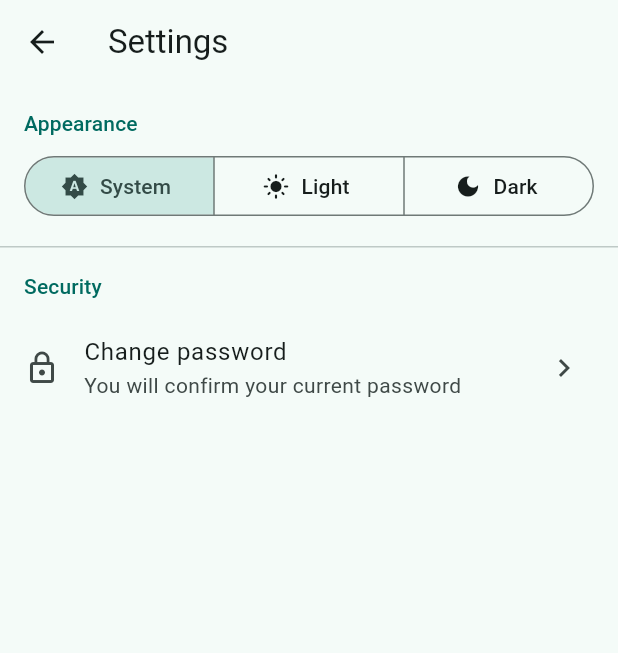
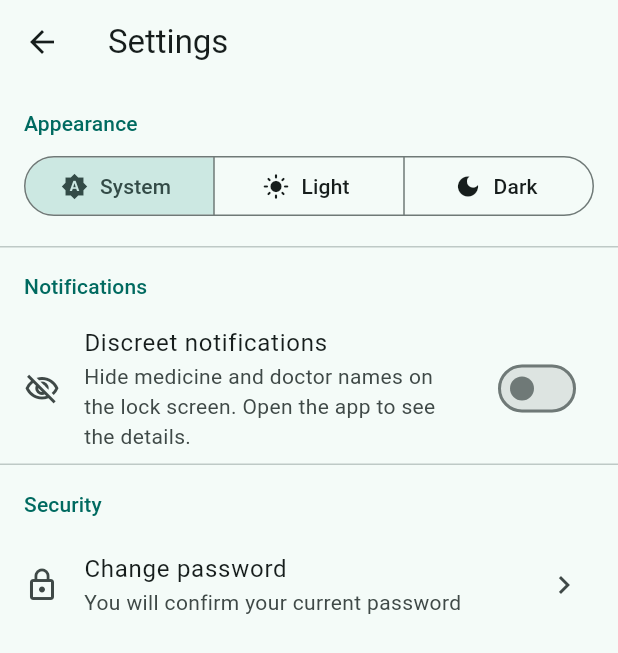
Before and after one commit to yoadin/MedTrack, a Flutter app: the SettingsScreen screen opened directly, on a phone screen of 412 x 824 dp. Shown: the top 653 px of the screen. Run offline on Flutter 3.47's test engine with Material 3 defaults, Android fonts, the phone set to English and light mode, and no system bars; our stand-ins replace cloud_firestore, firebase_auth, firebase_core, flutter_local_notifications, pdf, printing and 2 more; accounts and stored records are empty; project files that could hold a hidden picture were left out.

Commit message:
feat: implement discreet notifications feature and update settings

```diff
--- a/lib/screens/profile_screen.dart
+++ b/lib/screens/profile_screen.dart
@@ -33,7 +33,7 @@ class ProfileScreen extends StatelessWidget {
         ],
       ),
     );
-    controller.dispose();
+    //controller.dispose();
     if (newName == null) return;
 
     try {
--- a/lib/screens/settings_screen.dart
+++ b/lib/screens/settings_screen.dart
@@ -2,7 +2,7 @@ import 'package:flutter/material.dart';
 
 import '../services/settings_service.dart';
 import 'change_password_screen.dart';
-
+import '../services/notification_service.dart';
 class SettingsScreen extends StatelessWidget {
   const SettingsScreen({super.key});
 
@@ -53,6 +53,24 @@ class SettingsScreen extends StatelessWidget {
             ),
           ),
           const Divider(height: 1),
+                    _header(context, 'Notifications'),
+          ListenableBuilder(
+            listenable: SettingsService.instance,
+            builder: (context, _) => SwitchListTile(
+              secondary: const Icon(Icons.visibility_off_outlined),
+              title: const Text('Discreet notifications'),
+              subtitle: const Text(
+                'Hide medicine and doctor names on the lock screen. '
+                'Open the app to see the details.',
+              ),
+              value: SettingsService.instance.discreetNotifications,
+              onChanged: (v) async {
+                await SettingsService.instance.setDiscreetNotifications(v);
+                await NotificationService.instance.refresh();
+              },
+            ),
+          ),
+          const Divider(height: 1),
           _header(context, 'Security'),
           ListTile(
             leading: const Icon(Icons.lock_outline),
--- a/lib/services/notification_service.dart
+++ b/lib/services/notification_service.dart
@@ -2,7 +2,7 @@ import 'package:flutter/foundation.dart' show kIsWeb, debugPrint;
 import 'package:flutter_local_notifications/flutter_local_notifications.dart';
 import 'package:timezone/data/latest_all.dart' as tzdata;
 import 'package:timezone/timezone.dart' as tz;
-
+import 'settings_service.dart';
 import '../models/appointment.dart';
 import '../models/medication.dart';
 import '../utils/format.dart';
@@ -49,8 +49,10 @@ class NotificationService {
 
   Future<void> requestPermissions() async {
     if (kIsWeb) return;
-    final android = _plugin.resolvePlatformSpecificImplementation<
-        AndroidFlutterLocalNotificationsPlugin>();
+    final android = _plugin
+        .resolvePlatformSpecificImplementation<
+          AndroidFlutterLocalNotificationsPlugin
+        >();
     await android?.requestNotificationsPermission();
     await android?.requestExactAlarmsPermission();
   }
@@ -72,6 +74,8 @@ class NotificationService {
     return _rebuild();
   }
 
+  /// Rebuilds every reminder (used when a setting that changes the text is toggled).
+  Future<void> refresh() => _rebuild();
   // Rebuilds run one after another, each using the latest lists.
   Future<void> _rebuild() {
     _queue = _queue.then((_) => _doRebuild());
@@ -82,8 +86,14 @@ class NotificationService {
   tz.TZDateTime _nextInstance(String hhmm) {
     final parts = hhmm.split(':');
     final now = tz.TZDateTime.now(tz.local);
-    var t = tz.TZDateTime(tz.local, now.year, now.month, now.day,
-        int.parse(parts[0]), int.parse(parts[1]));
+    var t = tz.TZDateTime(
+      tz.local,
+      now.year,
+      now.month,
+      now.day,
+      int.parse(parts[0]),
+      int.parse(parts[1]),
+    );
     if (!t.isAfter(now)) t = t.add(const Duration(days: 1));
     return t;
   }
@@ -97,8 +107,14 @@ class NotificationService {
       if (!med.isActiveOn(day)) continue;
       for (final time in med.times) {
         final p = time.split(':');
-        final when = tz.TZDateTime(tz.local, day.year, day.month, day.day,
-            int.parse(p[0]), int.parse(p[1]));
+        final when = tz.TZDateTime(
+          tz.local,
+          day.year,
+          day.month,
+          day.day,
+          int.parse(p[0]),
+          int.parse(p[1]),
+        );
         if (when.isAfter(now)) result.add(when);
       }
     }
@@ -139,8 +155,13 @@ class NotificationService {
           if (med.dose.isNotEmpty) 'Dose: ${med.dose}',
           if (med.form.isNotEmpty) med.form,
         ].join(' · ');
-        final text = body.isEmpty ? 'Tap to open MedTrack' : body;
-        final title = 'Time to take ${med.name}';
+        final discreet = SettingsService.instance.discreetNotifications;
+        final text = discreet
+            ? 'Open MedTrack to see the details'
+            : (body.isEmpty ? 'Tap to open MedTrack' : body);
+        final title = discreet
+            ? 'MedTrack reminder'
+            : 'Time to take ${med.name}';
 
         if (med.endDate == null && !med.startsLater) {
           // Ongoing: one repeating daily reminder per dose time.
@@ -167,19 +188,28 @@ class NotificationService {
       var apptId = _appointmentIdBase;
       for (final a in _appointments) {
         final when = tz.TZDateTime.from(a.dateTime, tz.local);
+        final discreet = SettingsService.instance.discreetNotifications;
         final info = [
           'With ${a.doctor} at ${formatTime(a.dateTime)}',
           if (a.place.isNotEmpty) a.place,
         ].join(' · ');
 
         final prev = when.subtract(const Duration(days: 1));
-        final dayBefore = tz.TZDateTime(tz.local, prev.year, prev.month,
-            prev.day, _dayBeforeHour, _dayBeforeMinute);
+        final dayBefore = tz.TZDateTime(
+          tz.local,
+          prev.year,
+          prev.month,
+          prev.day,
+          _dayBeforeHour,
+          _dayBeforeMinute,
+        );
         if (dayBefore.isAfter(now)) {
           await _schedule(
             id: apptId,
-            title: 'Appointment tomorrow',
-            body: info,
+            title: discreet ? 'MedTrack reminder' : 'Appointment tomorrow',
+            body: discreet
+                ? 'You have something tomorrow. Open MedTrack.'
+                : info,
             when: dayBefore,
           );
         }
@@ -188,8 +218,10 @@ class NotificationService {
         if (hourBefore.isAfter(now)) {
           await _schedule(
             id: apptId + 1,
-            title: 'Appointment in 1 hour',
-            body: info,
+            title: discreet ? 'MedTrack reminder' : 'Appointment in 1 hour',
+            body: discreet
+                ? 'You have something in 1 hour. Open MedTrack.'
+                : info,
             when: hourBefore,
           );
         }
--- a/lib/services/settings_service.dart
+++ b/lib/services/settings_service.dart
@@ -6,9 +6,13 @@ class SettingsService extends ChangeNotifier {
   static final SettingsService instance = SettingsService._();
 
   static const _themeKey = 'theme_mode';
+  static const _discreetKey = 'discreet_notifications';
 
   ThemeMode _themeMode = ThemeMode.system;
   ThemeMode get themeMode => _themeMode;
+
+  bool _discreet = false;
+  bool get discreetNotifications => _discreet;
 
   Future<void> load() async {
     try {
@@ -18,8 +22,9 @@ class SettingsService extends ChangeNotifier {
         (m) => m.name == saved,
         orElse: () => ThemeMode.system,
       );
+      _discreet = prefs.getBool(_discreetKey) ?? false;
     } catch (_) {
-      // Keep the default if reading fails.
+      // Keep the defaults if reading fails.
     }
   }
 
@@ -33,4 +38,15 @@ class SettingsService extends ChangeNotifier {
       // The theme still changes for this session even if saving fails.
     }
   }
+
+  Future<void> setDiscreetNotifications(bool value) async {
+    _discreet = value;
+    notifyListeners();
+    try {
+      final prefs = await SharedPreferences.getInstance();
+      await prefs.setBool(_discreetKey, value);
+    } catch (_) {
+      // Still applies for this session even if saving fails.
+    }
+  }
 }
```
Also changed, not shown: lib/screens/doctor_report_screen.dart (+49 -20 lines), 1 other file. Lines whose indentation alone changed are shown as unchanged.
